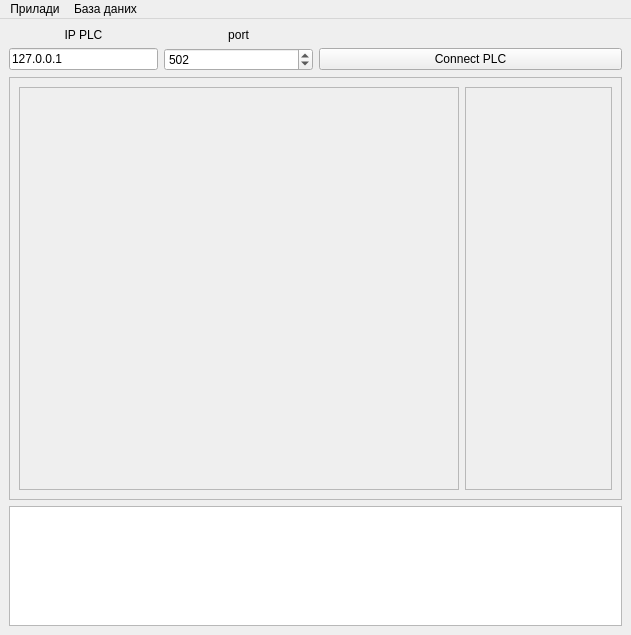
Qt form _UI/main_window_form.ui (Miskiv-Andrew/wroc) before a commit.
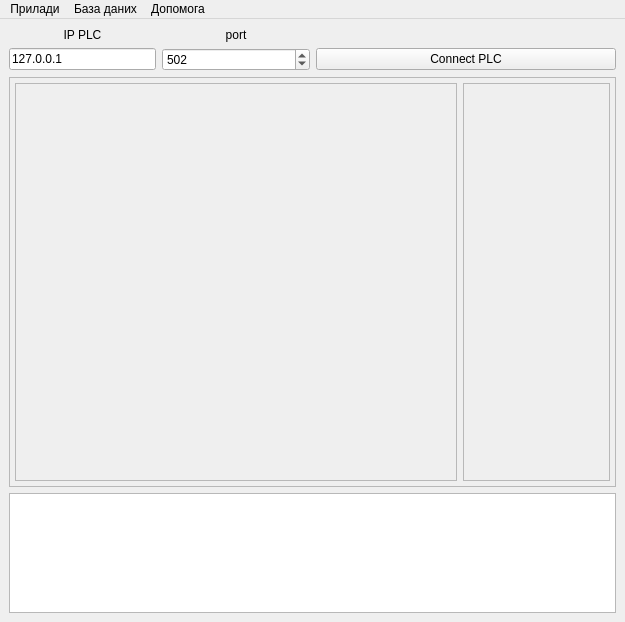
The same form after that commit.

Commit message: Add isotopes table; add 'about' window

```diff
--- a/_UI/main_window_form.ui
+++ b/_UI/main_window_form.ui
@@ -6,8 +6,8 @@
    <rect>
     <x>0</x>
     <y>0</y>
-    <width>631</width>
-    <height>635</height>
+    <width>625</width>
+    <height>622</height>
    </rect>
   </property>
   <property name="windowTitle">
@@ -103,6 +103,18 @@
          <enum>QFrame::Shadow::Raised</enum>
         </property>
         <layout class="QHBoxLayout" name="horizontalLayout_2">
+         <property name="leftMargin">
+          <number>5</number>
+         </property>
+         <property name="topMargin">
+          <number>5</number>
+         </property>
+         <property name="rightMargin">
+          <number>5</number>
+         </property>
+         <property name="bottomMargin">
+          <number>5</number>
+         </property>
          <item>
           <layout class="QHBoxLayout" name="horizontalLayout" stretch="3,1">
            <property name="spacing">
@@ -118,11 +130,23 @@
                <rect>
                 <x>0</x>
                 <y>0</y>
-                <width>435</width>
-                <height>389</height>
+                <width>437</width>
+                <height>384</height>
                </rect>
               </property>
               <layout class="QGridLayout" name="gridLayout_2">
+               <property name="leftMargin">
+                <number>5</number>
+               </property>
+               <property name="topMargin">
+                <number>5</number>
+               </property>
+               <property name="rightMargin">
+                <number>5</number>
+               </property>
+               <property name="bottomMargin">
+                <number>5</number>
+               </property>
                <item row="0" column="0">
                 <layout class="QGridLayout" name="gridLayout"/>
                </item>
@@ -141,10 +165,22 @@
                 <x>0</x>
                 <y>0</y>
                 <width>144</width>
-                <height>389</height>
+                <height>384</height>
                </rect>
               </property>
               <layout class="QVBoxLayout" name="verticalLayout_4">
+               <property name="leftMargin">
+                <number>5</number>
+               </property>
+               <property name="topMargin">
+                <number>5</number>
+               </property>
+               <property name="rightMargin">
+                <number>5</number>
+               </property>
+               <property name="bottomMargin">
+                <number>5</number>
+               </property>
                <item>
                 <layout class="QVBoxLayout" name="verticalLayout_3"/>
                </item>
@@ -185,7 +221,7 @@
     <rect>
      <x>0</x>
      <y>0</y>
-     <width>631</width>
+     <width>625</width>
      <height>22</height>
     </rect>
    </property>
@@ -205,8 +241,15 @@
     </property>
     <addaction name="open_bd"/>
    </widget>
+   <widget class="QMenu" name="menu_3">
+    <property name="title">
+     <string>Допомога</string>
+    </property>
+    <addaction name="open_about"/>
+   </widget>
    <addaction name="menu"/>
    <addaction name="menu_2"/>
+   <addaction name="menu_3"/>
   </widget>
   <action name="butt_search_dev">
    <property name="checkable">
```
Left out of the diff: 5 changed lines with no effect on the pictures. The commit also changes 5 other files.
